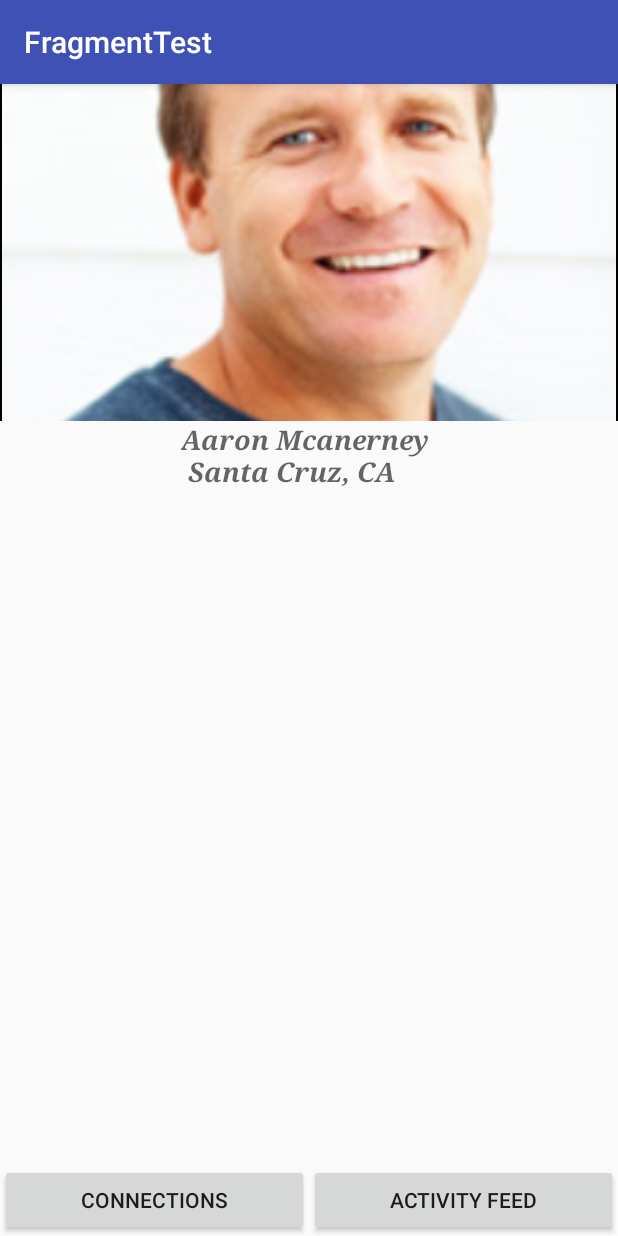
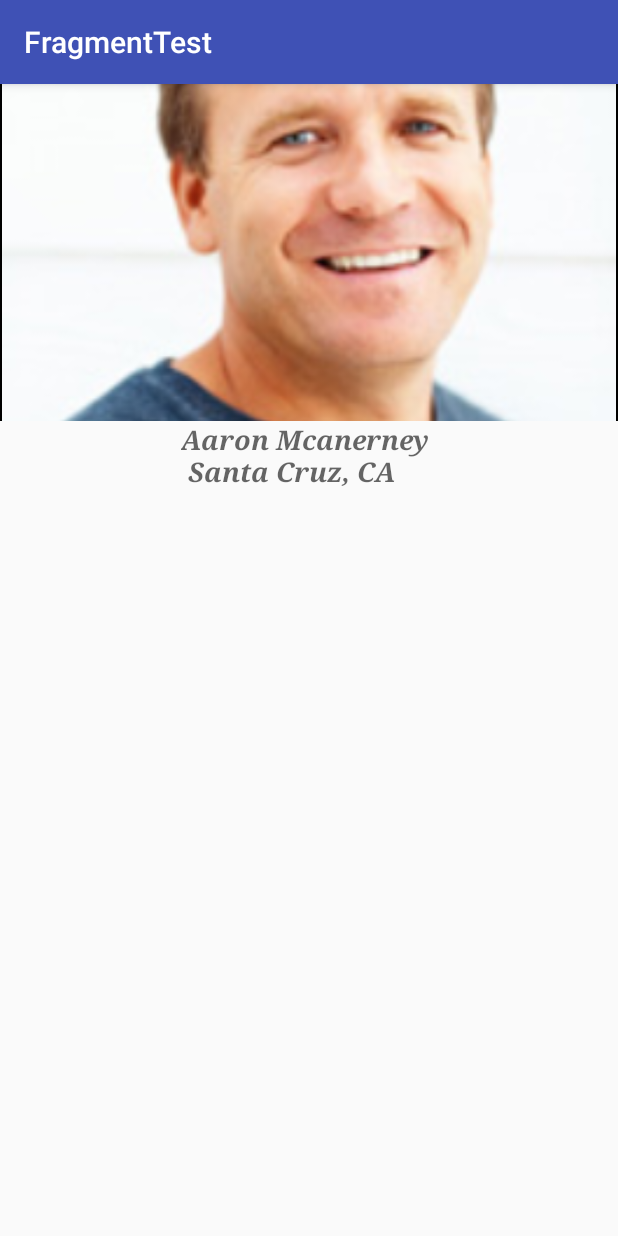
Before and after one commit to aaronmcanerney/Android-application-group, an Android app: the fragment HomeProfile shown on its own in the app's theme, on a phone screen of 412 x 824 dp. Run offline under Robolectric (Android 15) with nearby library versions, the phone set to English and light mode, and no system bars; 9 statements that could not run were skipped.

Commit message:
Debugging double button fiasco

```diff
--- a/app/src/main/java/com/example/aaron/fragmenttest/HomeProfile.java
+++ b/app/src/main/java/com/example/aaron/fragmenttest/HomeProfile.java
@@ -1,44 +1,29 @@
 package com.example.aaron.fragmenttest;
 
 import android.content.Context;
-import android.content.DialogInterface;
 import android.content.Intent;
-import android.graphics.Bitmap;
-import android.graphics.BitmapFactory;
 import android.graphics.Point;
 import android.os.Bundle;
-import android.support.annotation.NonNull;
 import android.support.v4.app.Fragment;
-import android.support.v7.app.AlertDialog;
 import android.view.Display;
 import android.view.LayoutInflater;
 import android.view.View;
 import android.view.ViewGroup;
 import android.view.WindowManager;
-import android.widget.Button;
-import android.widget.GridLayout;
 import android.widget.ImageView;
 import android.widget.LinearLayout;
 import android.widget.TextView;
-
-import android.net.Uri;
-
-import com.google.android.gms.tasks.OnCompleteListener;
-import com.google.android.gms.tasks.Task;
-import com.google.firebase.auth.AuthResult;
-import com.google.firebase.auth.FirebaseAuth;
-import com.google.firebase.auth.FirebaseUser;
-import com.google.firebase.auth.UserProfileChangeRequest;
 
 import java.util.NoSuchElementException;
 
 
 public class HomeProfile extends Fragment {
 
-    @Override
+    /*  @Override
     public void onCreate(Bundle savedInstanceState){
         super.onCreate(savedInstanceState);
     }
+    */
 
     @Override
     public View onCreateView(LayoutInflater inflater, ViewGroup container, Bundle savedInstanceState) {
@@ -69,32 +54,7 @@ public class HomeProfile extends Fragment {
         Display d = ((WindowManager)getActivity().getSystemService(Context.WINDOW_SERVICE)).getDefaultDisplay();
         Point p = getDisplaySize(d);
         scaleImage(img, p);
-        GridLayout grid = (GridLayout) getActivity().findViewById(R.id.ButtonContainer);
-        Button connections = new Button(this.getActivity());
-        connections.setText("Connections");
-        connections.setWidth(p.x/2);
-        connections.setOnClickListener(new View.OnClickListener()
-        {
-            @Override
-            public void onClick(View v)
-            {
-                toConnections(v);
-            }
-        });
 
-        Button activityFeed = (Button) new Button(this.getActivity());
-        activityFeed.setOnClickListener(new View.OnClickListener()
-        {
-            @Override
-            public void onClick(View v)
-            {
-                toActivityFeed(v);
-            }
-        });
-        activityFeed.setText("Activity Feed");
-        activityFeed.setWidth(p.x/2);
-        grid.addView(connections);
-        grid.addView(activityFeed);
 
 
 
--- a/app/src/main/res/layout/fragment_home_profile.xml
+++ b/app/src/main/res/layout/fragment_home_profile.xml
@@ -41,16 +41,9 @@
 
     </LinearLayout>
 
-    <GridLayout
-        android:layout_width="match_parent"
-        android:layout_height="wrap_content"
-        android:layout_alignParentBottom="true"
-        android:layout_centerHorizontal="true"
-        android:id="@+id/ButtonContainer"
-        android:rowCount="1"
-        android:columnCount="2">
 
-    </GridLayout>
+
+
 
 
 </RelativeLayout>
```
Also changed, not shown: app/src/main/java/com/example/aaron/fragmenttest/MainActivity.java (+6 -8 lines).
